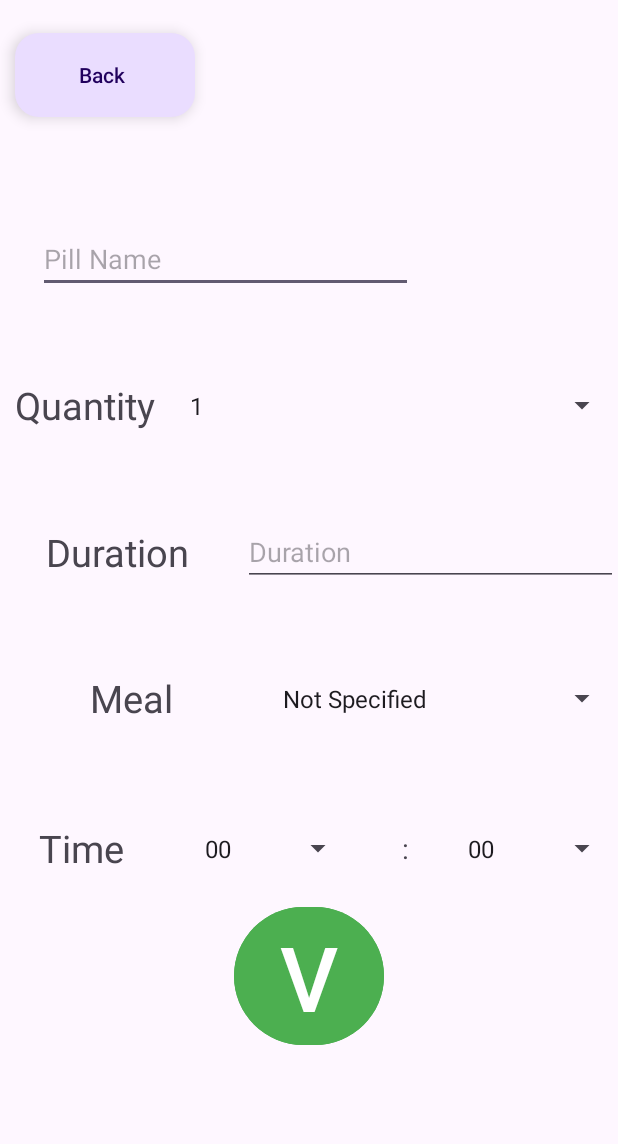
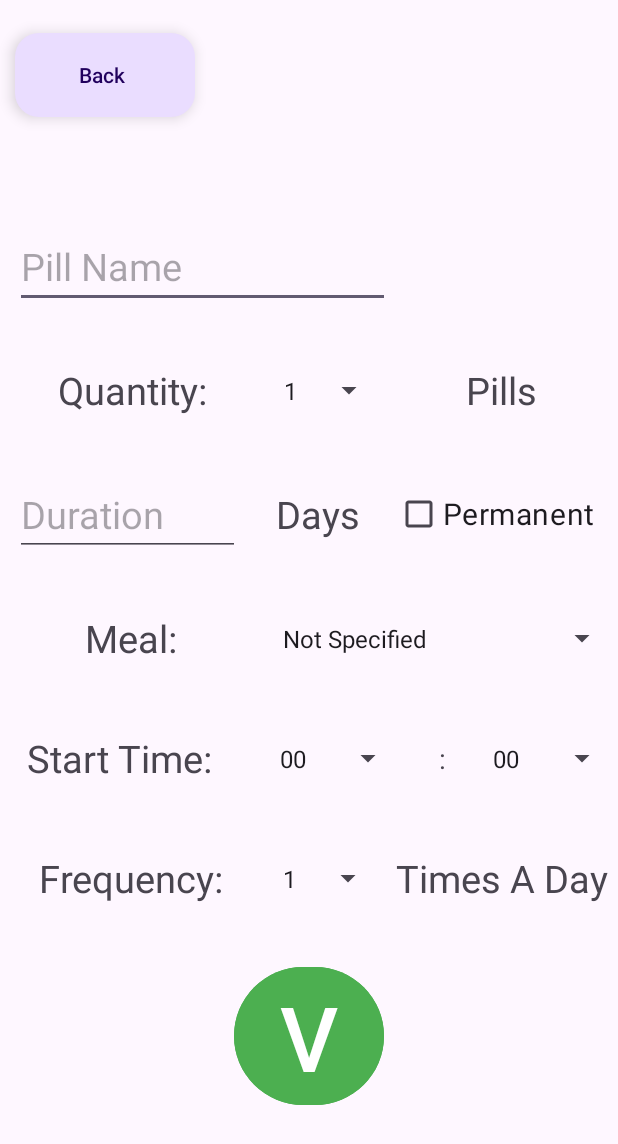
Before and after one commit to Shlomi89/PillMinder, an Android app: the AddNewPillActivity screen opened directly, with no data from a screen before it, on a phone screen of 412 x 824 dp. Shown: the top 1144 px of the screen. Run offline under Robolectric (Android 15) with nearby library versions, the phone set to English and light mode, and no system bars; pictures from the network do not load.

Commit message:
start working on add_btn_add

```diff
--- a/app/src/main/java/com/example/pillminderapp/Activities/AddNewPillActivity.java
+++ b/app/src/main/java/com/example/pillminderapp/Activities/AddNewPillActivity.java
@@ -1,19 +1,27 @@
 package com.example.pillminderapp.Activities;
 
+import androidx.annotation.NonNull;
 import androidx.appcompat.app.AppCompatActivity;
+import androidx.appcompat.widget.AppCompatSpinner;
 
 import android.os.Bundle;
 import android.text.Editable;
 import android.text.TextWatcher;
+import android.view.View;
 import android.widget.ArrayAdapter;
+import android.widget.QuickContactBadge;
 
 import com.example.pillminderapp.Model.Pill;
+import com.example.pillminderapp.Model.Prescription;
 import com.example.pillminderapp.R;
 import com.example.pillminderapp.Utilities.DataManager;
 import com.example.pillminderapp.Utilities.ImageLoader;
 import com.google.android.material.button.MaterialButton;
+import com.google.android.material.checkbox.MaterialCheckBox;
 import com.google.android.material.imageview.ShapeableImageView;
 import com.google.android.material.textfield.MaterialAutoCompleteTextView;
+import com.google.android.material.textfield.TextInputEditText;
+import com.google.android.material.textview.MaterialTextView;
 
 import java.util.ArrayList;
 
@@ -24,6 +32,14 @@ public class AddNewPillActivity extends AppCompatActivity {
 
     private MaterialAutoCompleteTextView add_TXT_name;
     private ShapeableImageView add_IMG_pill;
+    private AppCompatSpinner add_SPN_quantity;
+    private TextInputEditText add_TXT_duration;
+    private MaterialTextView add_TXTVIEW_duration;
+    private MaterialCheckBox add_CHK_permanent;
+    private AppCompatSpinner add_SPN_meal;
+    private AppCompatSpinner add_SPN_hour;
+    private AppCompatSpinner add_SPN_minute;
+    private AppCompatSpinner add_SPN_frequency;
 
 
     @Override
@@ -31,6 +47,44 @@ public class AddNewPillActivity extends AppCompatActivity {
         super.onCreate(savedInstanceState);
         setContentView(R.layout.activity_add_new_pill);
         findViews();
+        pillTextListener();
+        add_CHK_permanent.setOnClickListener(new View.OnClickListener() {
+            @Override
+            public void onClick(View v) {
+                if (((MaterialCheckBox) v).isChecked()){
+                    add_TXT_duration.setEnabled(false);
+                    add_TXTVIEW_duration.setVisibility(View.INVISIBLE);
+                }
+                else {
+                    add_TXT_duration.setEnabled(true);
+                    add_TXTVIEW_duration.setVisibility(View.VISIBLE);
+                }
+            }
+        });
+
+
+        add_BTN_add.setOnClickListener(v-> addPrescription());
+
+
+    }
+
+    private void addPrescription() {
+        Prescription prescription = new Prescription();
+        prescription.setName(add_TXT_name.getText().toString());
+        prescription.setQuantity(Integer.parseInt(add_SPN_quantity.getSelectedItem().toString()));
+        prescription.setAfterMeal(add_SPN_meal.getSelectedItemPosition());
+        if (add_TXT_duration.isEnabled()) {
+            // TODO: Duration in Class Prescription
+        }
+        else {
+            // TODO: Duration in Class Prescription
+            //prescrpstion.setduration -1
+        }
+
+    }
+
+
+    private void pillTextListener(){
         ArrayList<String> names = new ArrayList<>();
         for (Pill p :
                 DataManager.hardPills()) {
@@ -50,11 +104,10 @@ public class AddNewPillActivity extends AppCompatActivity {
             public void onTextChanged(CharSequence s, int start, int before, int count) {
                 for (Pill p :
                         DataManager.hardPills()) {
-                    if (add_TXT_name.getText().toString().matches(p.getName())){
+                    if (add_TXT_name.getText().toString().matches(p.getName())) {
                         ImageLoader.getInstance().load(p.getImgURL(), add_IMG_pill);
                         break;
-                    }
-                    else
+                    } else
                         ImageLoader.getInstance().load("https://www.clalit.co.il/he/new_article_images/medical/drugs/183828247/medium.jpg", add_IMG_pill);
 
                 }
@@ -67,14 +120,20 @@ public class AddNewPillActivity extends AppCompatActivity {
         };
 
 
-
         add_TXT_name.addTextChangedListener(textWatcher);
     }
-
 
     private void findViews() {
         add_BTN_add = findViewById(R.id.add_BTN_add);
         add_TXT_name = findViewById(R.id.add_TXT_name);
         add_IMG_pill = findViewById(R.id.add_IMG_pill);
+        add_SPN_quantity = findViewById(R.id.add_SPN_quantity);
+        add_TXT_duration = findViewById(R.id.add_TXT_duration);
+        add_TXTVIEW_duration = findViewById(R.id.add_TXTVIEW_duration);
+        add_CHK_permanent = findViewById(R.id.add_CHK_permanent);
+        add_SPN_meal = findViewById(R.id.add_SPN_meal);
+        add_SPN_hour = findViewById(R.id.add_SPN_hour);
+        add_SPN_minute = findViewById(R.id.add_SPN_minute);
+        add_SPN_frequency = findViewById(R.id.add_SPN_frequency);
     }
 }
--- a/app/src/main/res/layout/activity_add_new_pill.xml
+++ b/app/src/main/res/layout/activity_add_new_pill.xml
@@ -49,8 +49,8 @@
             android:id="@+id/add_TXT_name"
             android:layout_width="250dp"
             android:layout_height="wrap_content"
-            android:layout_marginStart="15dp"
-            android:hint="Pill Name" />
+            android:hint="Pill Name"
+            android:textSize="25sp" />
     </LinearLayout>
 
     <com.google.android.material.imageview.ShapeableImageView
@@ -69,15 +69,16 @@
         android:layout_height="wrap_content"
         android:layout_below="@id/add_LAY_name"
         android:layout_marginLeft="10dp"
-        android:layout_marginTop="50dp"
+        android:layout_marginTop="30dp"
         android:gravity="center">
 
 
         <com.google.android.material.textview.MaterialTextView
-            android:layout_width="wrap_content"
+            android:layout_width="match_parent"
             android:layout_height="match_parent"
-            android:text="Quantity"
+            android:layout_weight="1"
             android:gravity="center"
+            android:text="Quantity:"
             android:textSize="@dimen/title_text_size" />
 
         <androidx.appcompat.widget.AppCompatSpinner
@@ -85,9 +86,16 @@
             android:layout_width="75dp"
             android:layout_height="50dp"
             android:layout_marginStart="15dp"
+            android:entries="@array/quantityItems"
+            android:scrollbarSize="25dp" />
+
+        <com.google.android.material.textview.MaterialTextView
+            android:layout_width="match_parent"
+            android:layout_height="match_parent"
             android:layout_weight="1"
-            android:entries="@array/quantityItems"
-            />
+            android:gravity="center"
+            android:text="Pills"
+            android:textSize="@dimen/title_text_size" />
     </LinearLayout>
 
 
@@ -98,23 +106,43 @@
         android:layout_height="wrap_content"
         android:layout_below="@id/add_LAY_quantity"
         android:layout_marginLeft="10dp"
-        android:layout_marginTop="50dp"
+        android:layout_marginTop="30dp"
         android:gravity="center">
 
 
+        <!--        <com.google.android.material.textview.MaterialTextView-->
+        <!--            android:layout_width="match_parent"-->
+        <!--            android:layout_height="match_parent"-->
+        <!--            android:layout_weight="1"-->
+        <!--            android:gravity="center"-->
+        <!--            android:text="Duration:"-->
+        <!--            android:textSize="@dimen/title_text_size" />-->
+
+        <com.google.android.material.textfield.TextInputEditText
+            android:id="@+id/add_TXT_duration"
+            android:layout_width="150dp"
+            android:layout_height="wrap_content"
+            android:hint="Duration"
+            android:inputType="numberDecimal"
+            android:textSize="25sp" />
+
+
         <com.google.android.material.textview.MaterialTextView
+            android:id="@+id/add_TXTVIEW_duration"
             android:layout_width="match_parent"
             android:layout_height="match_parent"
             android:layout_weight="1"
             android:gravity="center"
-            android:text="Duration"
+            android:text="Days"
             android:textSize="@dimen/title_text_size" />
 
-        <com.google.android.material.textfield.TextInputEditText
-            android:layout_width="250dp"
+        <com.google.android.material.checkbox.MaterialCheckBox
+            android:id="@+id/add_CHK_permanent"
+            android:layout_width="wrap_content"
             android:layout_height="wrap_content"
-            android:layout_marginStart="15dp"
-            android:hint="Duration" />
+            android:layout_marginEnd="15dp"
+            android:textSize="20sp"
+            android:text="Permanent"/>
     </LinearLayout>
 
 
@@ -125,7 +153,7 @@
         android:layout_height="wrap_content"
         android:layout_below="@id/add_LAY_duration"
         android:layout_marginLeft="10dp"
-        android:layout_marginTop="50dp"
+        android:layout_marginTop="30dp"
         android:gravity="center">
 
 
@@ -134,7 +162,7 @@
             android:layout_height="match_parent"
             android:layout_weight="1"
             android:gravity="center"
-            android:text="Meal"
+            android:text="Meal:"
             android:textSize="@dimen/title_text_size" />
 
         <androidx.appcompat.widget.AppCompatSpinner
@@ -144,8 +172,7 @@
             android:layout_marginStart="15dp"
             android:layout_weight="1"
             android:entries="@array/mealItems"
-
-            />
+            android:scrollbarSize="25dp" />
     </LinearLayout>
 
 
@@ -156,7 +183,7 @@
         android:layout_height="wrap_content"
         android:layout_below="@id/add_LAY_meal"
         android:layout_marginLeft="10dp"
-        android:layout_marginTop="50dp"
+        android:layout_marginTop="30dp"
         android:gravity="center">
 
 
@@ -165,7 +192,7 @@
             android:layout_height="match_parent"
             android:layout_weight="1"
             android:gravity="center"
-            android:text="Time"
+            android:text="Start Time:"
             android:textSize="@dimen/title_text_size" />
 
         <androidx.appcompat.widget.AppCompatSpinner
@@ -175,17 +202,18 @@
             android:layout_marginStart="30dp"
             android:layout_weight="1"
             android:entries="@array/hourItems"
+            android:scrollbarSize="25dp"
             />
 
 
         <com.google.android.material.textview.MaterialTextView
             android:layout_width="wrap_content"
             android:layout_height="match_parent"
+            android:layout_marginStart="15dp"
             android:layout_weight="1"
-            android:layout_marginStart="15dp"
-            android:textSize="@dimen/data_text_size"
             android:gravity="center"
-            android:text=":"/>
+            android:text=":"
+            android:textSize="@dimen/data_text_size" />
 
 
         <androidx.appcompat.widget.AppCompatSpinner
@@ -195,8 +223,47 @@
             android:layout_marginStart="15dp"
             android:layout_weight="1"
             android:entries="@array/minuteItems"
+            android:scrollbarSize="25dp"
+            />
+    </LinearLayout>
+
+
+    <!--    Before Or After Meal -->
+    <LinearLayout
+        android:id="@+id/add_LAY_frequency"
+        android:layout_width="match_parent"
+        android:layout_height="wrap_content"
+        android:layout_below="@id/add_LAY_time"
+        android:layout_marginLeft="10dp"
+        android:layout_marginTop="30dp"
+        android:gravity="center">
+
+
+        <com.google.android.material.textview.MaterialTextView
+            android:layout_width="0dp"
+            android:layout_height="match_parent"
+            android:layout_weight="1"
+            android:gravity="center"
+            android:text="Frequency:"
+            android:textSize="@dimen/title_text_size" />
+
+        <androidx.appcompat.widget.AppCompatSpinner
+            android:id="@+id/add_SPN_frequency"
+            android:layout_width="75dp"
+            android:layout_height="50dp"
+            android:layout_marginStart="15dp"
+            android:scrollbarSize="25dp"
+            android:entries="@array/quantityItems"
 
             />
+
+        <com.google.android.material.textview.MaterialTextView
+            android:layout_width="0dp"
+            android:layout_height="match_parent"
+            android:layout_weight="1"
+            android:gravity="center"
+            android:text="Times A Day"
+            android:textSize="@dimen/title_text_size" />
     </LinearLayout>
 
 
@@ -204,9 +271,9 @@
         android:id="@+id/add_BTN_add"
         android:layout_width="100dp"
         android:layout_height="100dp"
-        android:layout_below="@id/add_LAY_time"
+        android:layout_below="@id/add_LAY_frequency"
         android:layout_centerHorizontal="true"
-        android:layout_marginTop="10dp"
+        android:layout_marginTop="30dp"
         android:backgroundTint="@color/green_500"
         android:text="V"
         android:textSize="60dp" />
```
Also changed, not shown: app/src/main/java/com/example/pillminderapp/Model/Prescription.java (+15 -10 lines), app/src/main/java/com/example/pillminderapp/Utilities/DataManager.java (+13 -13 lines).
